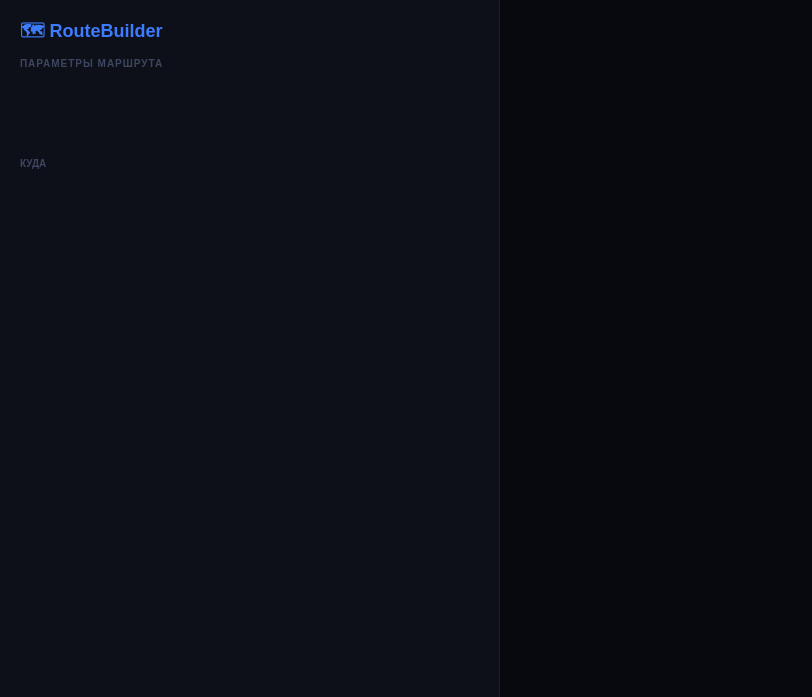
Qt form RouteBuilderUI/mainwindow.ui (AnastasiaLeon/Route_Builder) before a commit.
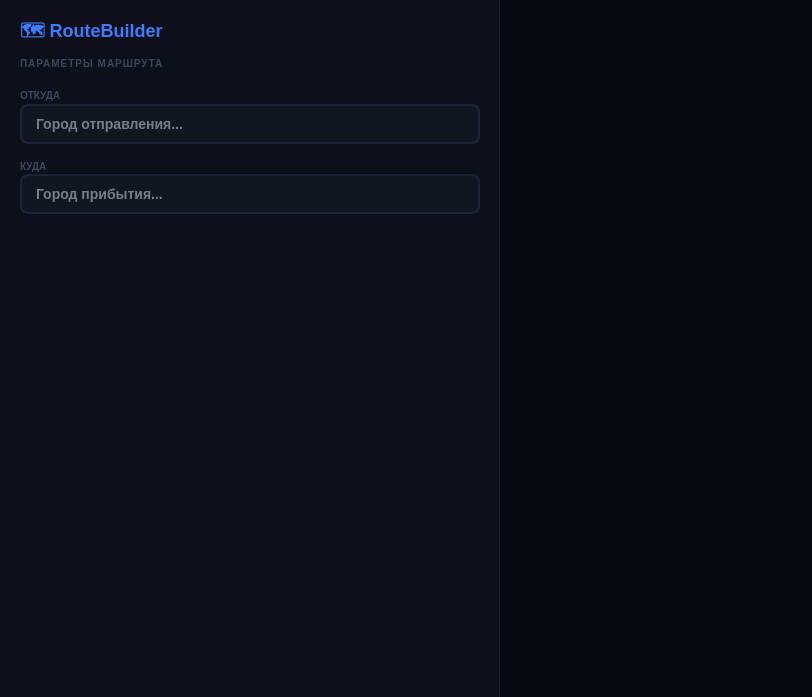
The same form after that commit.

Patch:
```diff
--- a/RouteBuilderUI/mainwindow.ui
+++ b/RouteBuilderUI/mainwindow.ui
@@ -77,7 +77,7 @@
     <property name="geometry">
      <rect>
       <x>20</x>
-      <y>155</y>
+      <y>158</y>
       <width>100</width>
       <height>16</height>
      </rect>
@@ -92,6 +92,81 @@
      <string>КУДА</string>
     </property>
    </widget>
+   <widget class="QLabel" name="fromLabel">
+    <property name="geometry">
+     <rect>
+      <x>20</x>
+      <y>88</y>
+      <width>100</width>
+      <height>14</height>
+     </rect>
+    </property>
+    <property name="styleSheet">
+     <string notr="true">color: #3e4560;
+font-size: 10px;
+font-weight: 700;
+background: transparent;</string>
+    </property>
+    <property name="text">
+     <string>ОТКУДА</string>
+    </property>
+   </widget>
+   <widget class="QLineEdit" name="fromInput">
+    <property name="geometry">
+     <rect>
+      <x>20</x>
+      <y>104</y>
+      <width>460</width>
+      <height>40</height>
+     </rect>
+    </property>
+    <property name="styleSheet">
+     <string notr="true">QLineEdit {
+    background-color: #121620;
+    color: #dde3f0;
+    border: 1.5px solid #1e2438;
+    border-radius: 8px;
+    padding: 8px 12px;
+    font-size: 14px;
+    font-weight: 600;
+}
+QLineEdit:focus {
+    border: 1.5px solid #3d7bff;
+    background-color: #181d2a;
+}</string>
+    </property>
+    <property name="placeholderText">
+     <string>Город отправления...</string>
+    </property>
+   </widget>
+   <widget class="QLineEdit" name="toInput">
+    <property name="geometry">
+     <rect>
+      <x>20</x>
+      <y>174</y>
+      <width>460</width>
+      <height>40</height>
+     </rect>
+    </property>
+    <property name="styleSheet">
+     <string notr="true">QLineEdit {
+    background-color: #121620;
+    color: #dde3f0;
+    border: 1.5px solid #1e2438;
+    border-radius: 8px;
+    padding: 8px 12px;
+    font-size: 14px;
+    font-weight: 600;
+}
+QLineEdit:focus {
+    border: 1.5px solid #3d7bff;
+    background-color: #181d2a;
+}</string>
+    </property>
+    <property name="placeholderText">
+     <string>Город прибытия...</string>
+    </property>
+   </widget>
   </widget>
   <widget class="QMenuBar" name="menubar">
    <property name="geometry">
```
